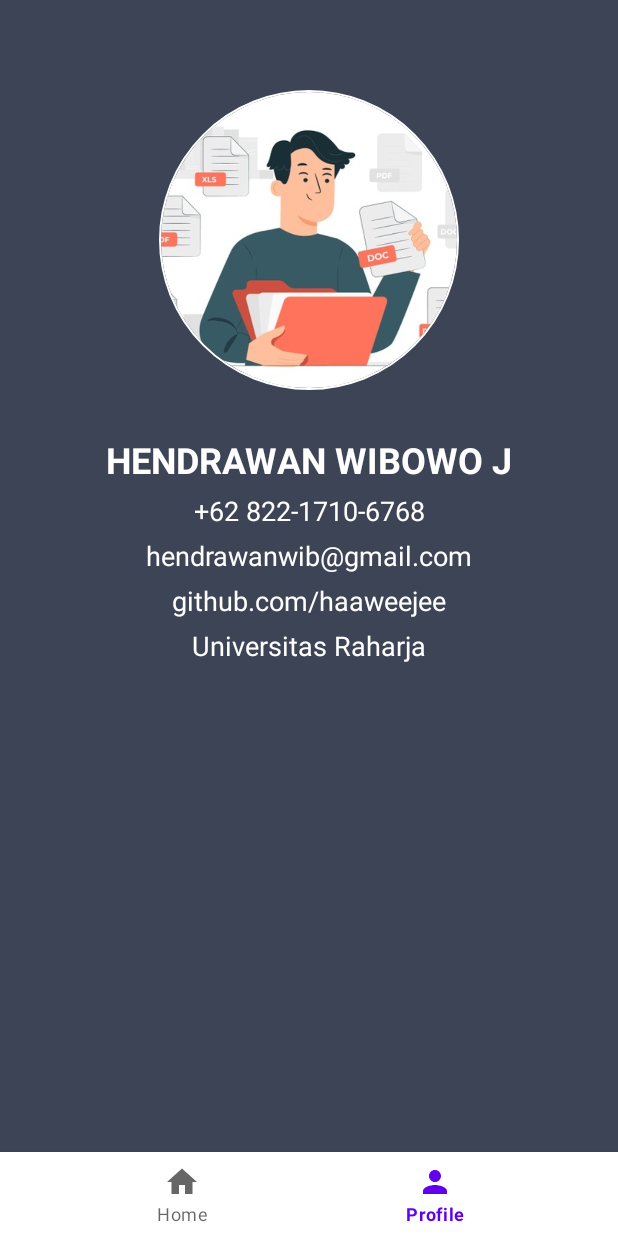
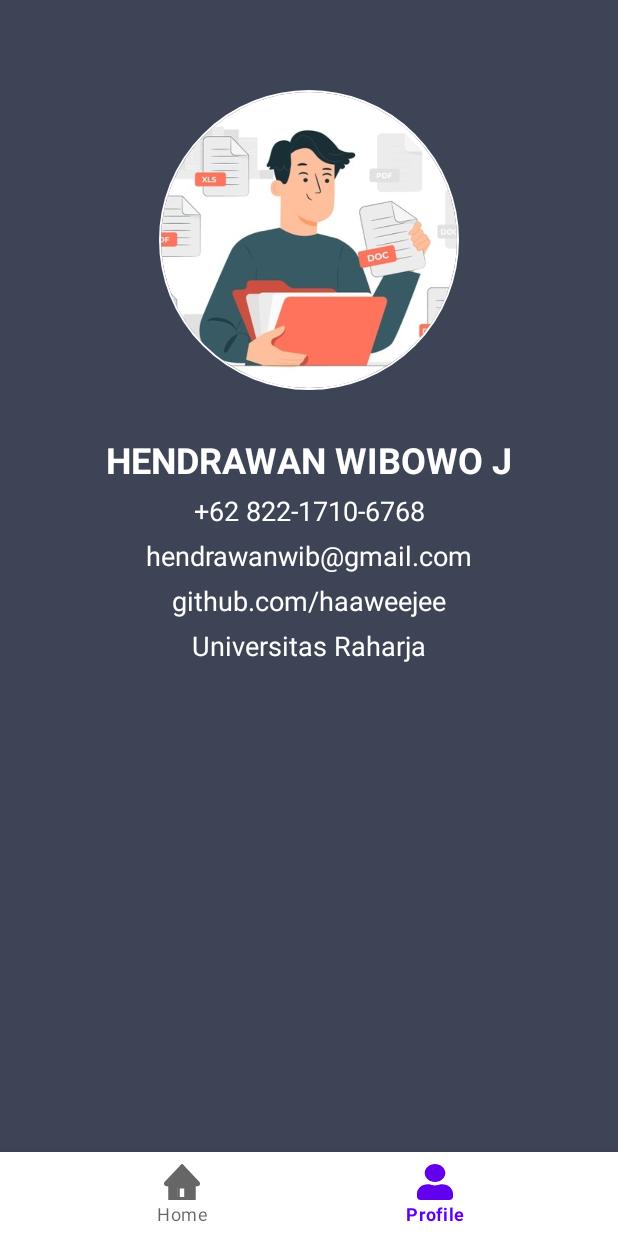
Before and after one commit to haaweejee/020001-SS-Mobile-MVVM-with-retrofit, an Android app: the screen it shows after launch (MainActivity), item 2 of the bottom bar chosen, on a phone screen of 412 x 824 dp. Run offline under Robolectric (Android 15) with nearby library versions, the phone set to English and light mode, and no system bars; our stand-ins replace CircleImageView, navigation-ui; pictures from the network do not load.

Commit message:
mengganti ke icon sesuai di figma

```diff
--- /dev/null
+++ b/app/src/main/res/drawable/ic_homelogo.xml
@@ -0,0 +1,21 @@
+<vector xmlns:android="http://schemas.android.com/apk/res/android"
+    android:width="24dp"
+    android:height="24dp"
+    android:viewportWidth="24"
+    android:viewportHeight="24">
+  <path
+      android:pathData="M12.2554,0L2.2543,12.7593H4.8492V24H9.0091V16.1311C9.0091,15.3684 9.493,14.7506 10.0903,14.7506H14.4151C15.0125,14.7506 15.4963,15.3684 15.4963,16.1311V24H19.6563V12.7593H22.2539L12.8798,0.7972L12.2554,0ZM24,14.5953C23.8378,14.8024 23.6459,14.9681 23.4378,15.0751C23.6459,14.9646 23.8378,14.8024 24,14.5953ZM0.0243,13.3978C0.1595,14.4435 0.8731,15.2442 1.7299,15.2442H1.7543C0.892,15.2442 0.1622,14.4504 0.0243,13.3978ZM0.0027,12.9456C0.0054,12.8387 0.0162,12.7351 0.0297,12.6316C0.0135,12.7317 0.0054,12.8387 0.0027,12.9456Z"
+      android:fillColor="#3D4456"/>
+  <path
+      android:pathData="M23.6214,11.9475C23.6214,11.9447 23.6187,11.9447 23.6187,11.9419L23.5711,11.883C23.5684,11.8802 23.5658,11.8746 23.5605,11.8718C23.542,11.8494 23.5208,11.827 23.5022,11.8045L13.2721,0.9825L12.5864,0.2565C12.4302,0.0922 12.2189,0 11.9987,0C11.7784,0 11.5672,0.0922 11.4109,0.2565L0.4951,11.8073C0.2979,12.015 0.1524,12.2712 0.0715,12.5529L0.0556,12.6118L0.0477,12.6426L0.0397,12.6762C0.0344,12.6959 0.0318,12.7155 0.0291,12.7351C0.0291,12.7379 0.0291,12.7435 0.0265,12.7463C0.0106,12.8304 0.0026,12.9145 0,13.0014V13.0939C0,13.1079 0,13.1219 0.0026,13.1359C0.0026,13.1499 0.0026,13.1611 0.0053,13.1752C0.0053,13.1892 0.0079,13.2032 0.0079,13.2172C0.0079,13.234 0.0106,13.2508 0.0132,13.2677C0.0132,13.2761 0.0159,13.2845 0.0159,13.2929L0.0238,13.363V13.3658C0.1589,14.2206 0.8763,14.8653 1.7183,14.8653H2.8435V24H21.1565V14.8709H22.3056C22.5332,14.8709 22.753,14.8233 22.9542,14.7336C23.1554,14.6439 23.3434,14.5121 23.5049,14.344C23.6626,14.1775 23.7876,13.9796 23.8726,13.7616C23.9576,13.5437 24.0009,13.31 24,13.0743C24,12.6622 23.8676,12.267 23.6214,11.9475V11.9475ZM13.4813,21.9819H10.516V16.264H13.4813V21.9819ZM19.2503,12.8528V21.9819H15.1757V15.5913C15.1757,14.9718 14.7018,14.4701 14.1167,14.4701H9.8806C9.2955,14.4701 8.8216,14.9718 8.8216,15.5913V21.9819H4.747V12.8528H2.2054L12.0013,2.4905L12.6129,3.1379L21.7946,12.8528H19.2503Z"
+      android:fillColor="#3D4456"/>
+  <path
+      android:pathData="M2.1818,12h19.6364v2h-19.6364z"
+      android:fillColor="#3D4456"/>
+  <path
+      android:pathData="M14.1818,22l0,-9l2.1818,-0l0,9z"
+      android:fillColor="#3D4456"/>
+  <path
+      android:pathData="M3.2727,22l0,-9l2.1818,-0l0,9z"
+      android:fillColor="#3D4456"/>
+</vector>
--- /dev/null
+++ b/app/src/main/res/drawable/ic_usersvg.xml
@@ -0,0 +1,9 @@
+<vector xmlns:android="http://schemas.android.com/apk/res/android"
+    android:width="24dp"
+    android:height="24dp"
+    android:viewportWidth="24"
+    android:viewportHeight="24">
+  <path
+      android:pathData="M12,12C15.7875,12 18.8571,9.3141 18.8571,6C18.8571,2.6859 15.7875,0 12,0C8.2125,0 5.1429,2.6859 5.1429,6C5.1429,9.3141 8.2125,12 12,12ZM16.8,13.5H15.9054C14.7161,13.9781 13.3929,14.25 12,14.25C10.6071,14.25 9.2893,13.9781 8.0946,13.5H7.2C3.225,13.5 0,16.3219 0,19.8V21.75C0,22.9922 1.1518,24 2.5714,24H21.4286C22.8482,24 24,22.9922 24,21.75V19.8C24,16.3219 20.775,13.5 16.8,13.5Z"
+      android:fillColor="#000000"/>
+</vector>
--- a/app/src/main/res/menu/bottom_nav_menu.xml
+++ b/app/src/main/res/menu/bottom_nav_menu.xml
@@ -2,11 +2,11 @@
 <menu xmlns:android="http://schemas.android.com/apk/res/android">
 
     <item android:id="@+id/navigation_home"
-        android:icon="@drawable/ic_home"
+        android:icon="@drawable/ic_homelogo"
         android:title="@string/home"/>
 
     <item android:id="@+id/navigation_profile"
-        android:icon="@drawable/ic_person"
+        android:icon="@drawable/ic_usersvg"
         android:title="@string/profile"/>
 
 </menu>
```
